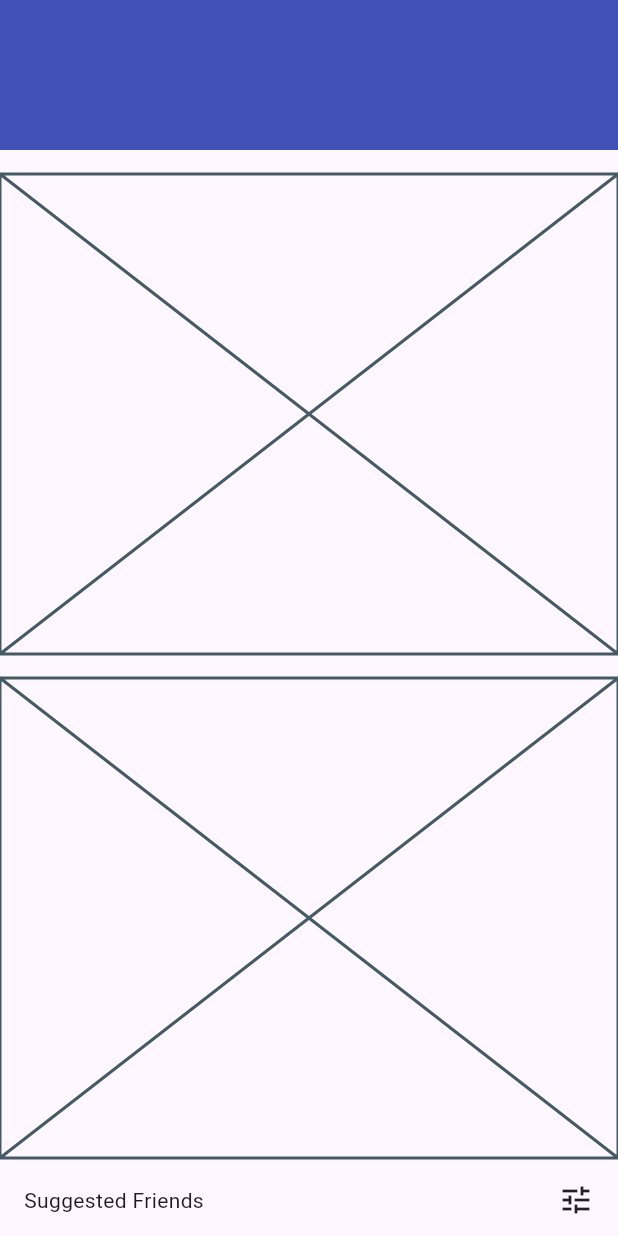
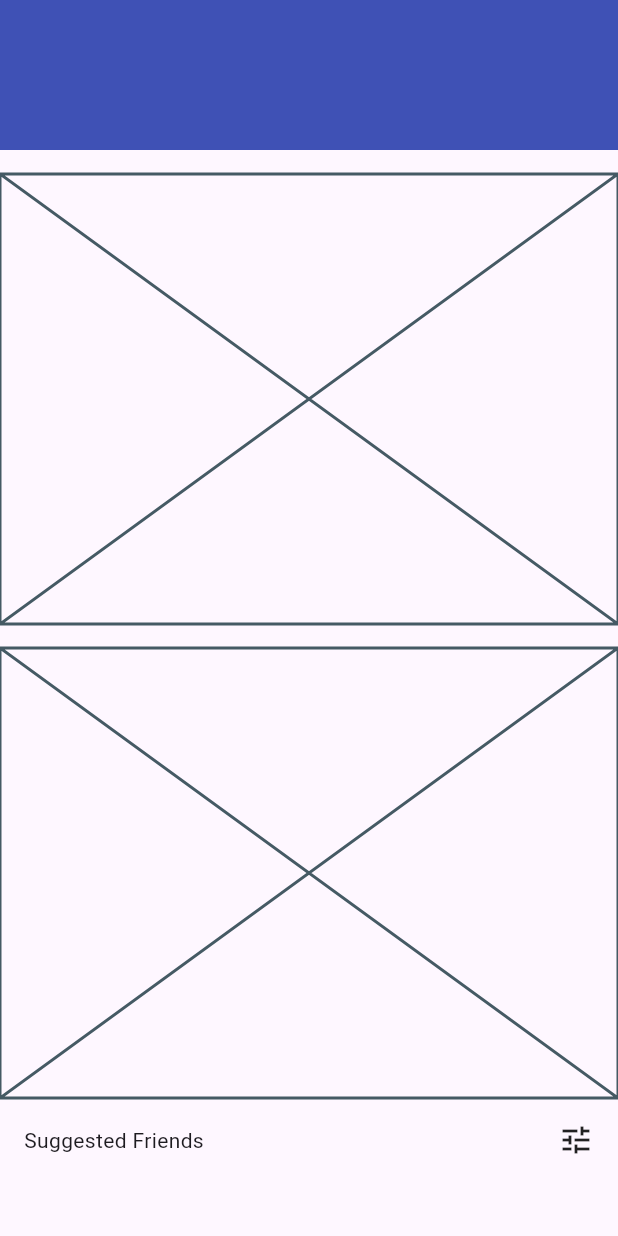
Before and after one commit to JAICHANGPARK/flutter_notebook_chapter_43, a Flutter app: the NewsFeedHomePage screen opened directly, on a phone screen of 412 x 824 dp. Run offline on Flutter 3.47's test engine with Material 3 defaults, Android fonts, the phone set to English and light mode, and no system bars; our stand-ins replace gap, hugeicons.

Commit message:
Update news_feed_home_page.dart

```diff
--- a/lib/ep2163_newsfeed_app/views/news_feed_home_page.dart
+++ b/lib/ep2163_newsfeed_app/views/news_feed_home_page.dart
@@ -25,11 +25,11 @@ class _NewsFeedHomePageState extends State<NewsFeedHomePage> {
                       color: Colors.indigo,
                     ),
                     Container(
-                      height: 320,
+                      height: 300,
                       child: Placeholder(),
                     ),
                     Container(
-                      height: 320,
+                      height: 300,
                       child: Placeholder(),
                     ),
                     Padding(
```
